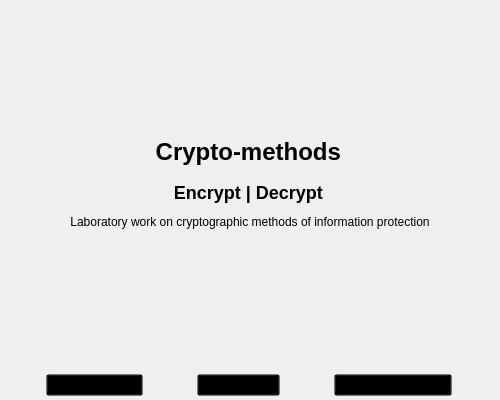
The window that src/gui/defmodules/about/about.ui (vasilypht/crypto-methods) describes before a commit, drawn with Qt 5.
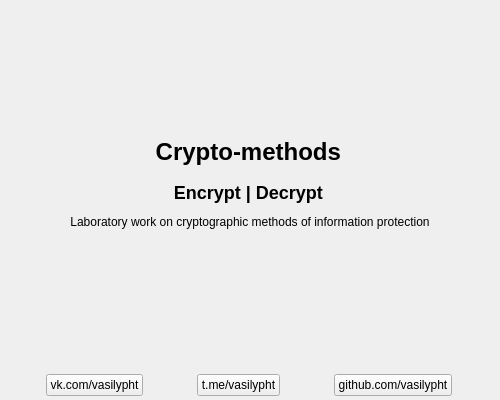
The same window after the commit. Icons and pictures are not drawn.

Diff of the .ui file:
```diff
--- a/src/gui/defmodules/about/about.ui
+++ b/src/gui/defmodules/about/about.ui
@@ -87,7 +87,7 @@
         </sizepolicy>
        </property>
        <property name="styleSheet">
-        <string notr="true">background: transparent;</string>
+        <string notr="true"/>
        </property>
        <property name="text">
         <string>vk.com/vasilypht</string>
@@ -103,7 +103,7 @@
         </sizepolicy>
        </property>
        <property name="styleSheet">
-        <string notr="true">background: transparent;</string>
+        <string notr="true"/>
        </property>
        <property name="text">
         <string>t.me/vasilypht</string>
@@ -131,7 +131,7 @@
         </sizepolicy>
        </property>
        <property name="styleSheet">
-        <string notr="true">background: transparent;</string>
+        <string notr="true"/>
        </property>
        <property name="text">
         <string>github.com/vasilypht</string>
```
